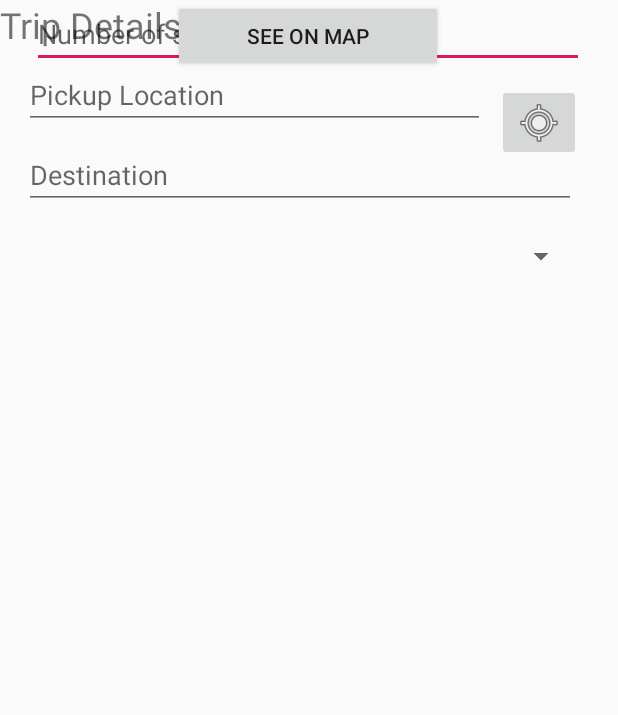
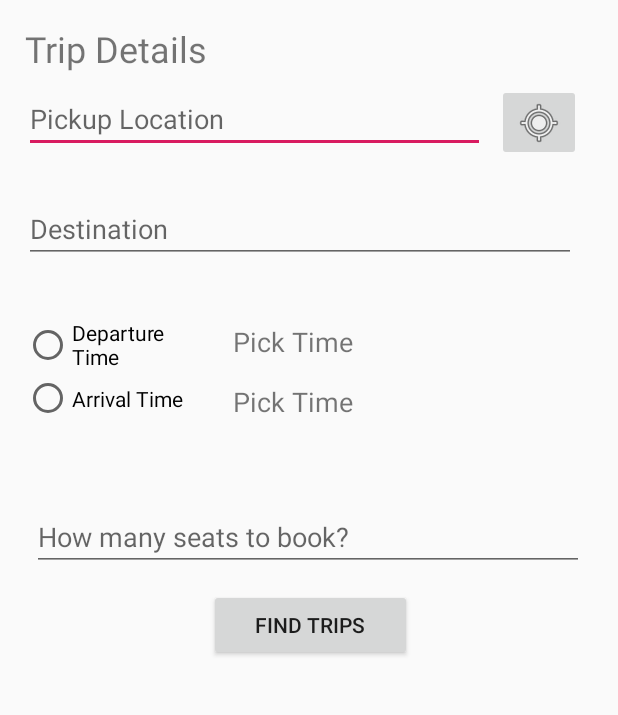
Before and after one commit to ekingjones/COMP2160_RideSharing, an Android app: the screen it shows after launch (FindRideActivity), on a phone screen of 412 x 824 dp, the part 84-799 px from its top. Run offline under Robolectric (Android 15) with nearby library versions, the phone set to English and light mode, and no system bars.

Commit message:
Added Firebase Firestore database functionality for adding new trips. Various layout fixes

```diff
--- a/app/src/main/java/com/comp2160/robot/comp2160_ridesharing/DriverStartActivity.java
+++ b/app/src/main/java/com/comp2160/robot/comp2160_ridesharing/DriverStartActivity.java
@@ -3,6 +3,7 @@ package com.comp2160.robot.comp2160_ridesharing;
 import android.app.Dialog;
 import android.app.TimePickerDialog;
 import android.content.Intent;
+import android.support.annotation.NonNull;
 import android.support.design.widget.NavigationView;
 import android.support.v4.app.DialogFragment;
 import android.support.v4.view.GravityCompat;
@@ -12,21 +13,46 @@ import android.support.v7.app.AppCompatActivity;
 import android.os.Bundle;
 import android.support.v7.widget.Toolbar;
 import android.text.format.DateFormat;
+import android.util.Log;
 import android.view.MenuItem;
 import android.view.View;
 import android.widget.TextView;
 import android.widget.TimePicker;
 import android.widget.Toast;
 
+import com.google.android.gms.tasks.OnFailureListener;
+import com.google.android.gms.tasks.OnSuccessListener;
+import com.google.firebase.firestore.DocumentReference;
+import com.google.firebase.firestore.FirebaseFirestore;
+import com.google.firebase.firestore.GeoPoint;
+
 import java.sql.Driver;
+import java.sql.Time;
 import java.util.Calendar;
+import java.util.Date;
+import java.util.HashMap;
+import java.util.Map;
 
 public class DriverStartActivity extends AppCompatActivity {
+    // tags
+    public static final String mTAG = "COMP2160";
+    // cloud vars
+    FirebaseFirestore db = FirebaseFirestore.getInstance();
+
     // main component variables
     private DrawerLayout mDrawerLayout;
 
-    // text view variables
-    private TextView depatTime;
+    // trip param variables
+    private Time depatTime;
+    private Date departDate;
+    private String startLocation;
+    private String endLocation;
+
+    // car data variables
+    private String carModel;
+    private int numOfSeats;
+
+
 
     @Override
     protected void onCreate(Bundle savedInstanceState) {
@@ -111,5 +137,44 @@ public class DriverStartActivity extends AppCompatActivity {
         Toast.makeText(this, test, Toast.LENGTH_LONG).show();
     }
 
+    // updates data from user entries and assigns to global vars for easy access
+    public void getData(){
+        TextView startLocal = (TextView) (findViewById(R.id.startingLocation));
+        TextView endLocal = (TextView) findViewById(R.id.destLocation);
+        startLocation = startLocal.getText().toString();
+        endLocation = endLocal.getText().toString();
+    }
+
+
+    // method to get all data from trip to upload to firestore db
+    public void sendData(View v){
+        // calls getData method to update the trip info before submitting
+        getData();
+
+        // gets the collection of available trips for cloud
+        Map<String, Object> avail_trips = new HashMap<>();
+
+        // gets user entry data and submits to available trips database
+        avail_trips.put("depart_local", startLocation);
+        avail_trips.put("dest_local", endLocation);
+
+        // listeners for success and fail
+        db.collection("avail_trips")
+                .add(avail_trips)
+                .addOnSuccessListener(new OnSuccessListener<DocumentReference>() {
+                    @Override
+                    public void onSuccess(DocumentReference documentReference) {
+                        Log.d(mTAG, "DocumentSnapshot written with ID: " + documentReference.getId());
+                    }
+                })
+                .addOnFailureListener(new OnFailureListener() {
+                    @Override
+                    public void onFailure(@NonNull Exception e) {
+                        Log.w(mTAG, "Error adding document", e);
+                    }
+                });
+
+    }
+
 
 }
--- a/app/src/main/res/layout/activity_driver_start.xml
+++ b/app/src/main/res/layout/activity_driver_start.xml
@@ -62,7 +62,7 @@
                     android:layout_marginTop="15dp"
                     android:layout_marginEnd="65dp"
                     android:clickable="true"
-                    android:onClick=""
+                    android:onClick="showTimePickerFragment"
                     android:text="Arrive Time"
                     android:textSize="18sp"
                     app:layout_constraintEnd_toEndOf="parent"
@@ -78,7 +78,7 @@
                     android:layout_marginTop="15dp"
                     android:layout_marginEnd="8dp"
                     android:clickable="true"
-                    android:onClick=""
+                    android:onClick="showTimePickerFragment"
                     android:text="Arrival Time"
                     android:textSize="18sp"
                     app:layout_constraintEnd_toStartOf="@+id/departDate"
@@ -251,6 +251,7 @@
                     android:layout_marginStart="23dp"
                     android:layout_marginEnd="25dp"
                     android:layout_marginBottom="12dp"
+                    android:onClick="sendData"
                     android:text="Start"
                     app:layout_constraintBottom_toBottomOf="parent"
                     app:layout_constraintEnd_toEndOf="parent"
--- a/app/src/main/res/layout/activity_find_ride.xml
+++ b/app/src/main/res/layout/activity_find_ride.xml
@@ -37,33 +37,41 @@
                     android:layout_width="368dp"
                     android:layout_height="wrap_content"
                     android:layout_marginStart="21dp"
+                    android:layout_marginTop="160dp"
                     android:layout_marginEnd="21dp"
                     android:ems="10"
-                    android:hint="Number of seats"
+                    android:hint="How many seats to book?"
                     android:inputType="number"
                     app:layout_constraintEnd_toEndOf="parent"
                     app:layout_constraintHorizontal_bias="0.0"
                     app:layout_constraintStart_toStartOf="parent"
-                    tools:layout_editor_absoluteY="332dp" />
+                    app:layout_constraintTop_toBottomOf="@+id/DestLocation" />
 
                 <TextView
                     android:id="@+id/tripDetailsTextView3"
                     android:layout_width="wrap_content"
                     android:layout_height="wrap_content"
+                    android:layout_marginStart="16dp"
+                    android:layout_marginTop="16dp"
+                    android:layout_marginEnd="274dp"
                     android:text="Trip Details"
                     android:textSize="24sp"
-                    tools:layout_editor_absoluteX="16dp"
-                    tools:layout_editor_absoluteY="16dp" />
+                    app:layout_constraintEnd_toEndOf="parent"
+                    app:layout_constraintStart_toStartOf="parent"
+                    app:layout_constraintTop_toTopOf="parent" />
 
                 <EditText
                     android:id="@+id/DestLocation"
                     android:layout_width="368dp"
                     android:layout_height="wrap_content"
                     android:layout_marginStart="16dp"
-                    android:layout_marginTop="8dp"
+                    android:layout_marginTop="28dp"
+                    android:layout_marginEnd="27dp"
                     android:ems="10"
                     android:hint="Destination"
                     android:inputType="textPersonName"
+                    app:layout_constraintEnd_toEndOf="parent"
+                    app:layout_constraintHorizontal_bias="0.0"
                     app:layout_constraintStart_toStartOf="parent"
                     app:layout_constraintTop_toBottomOf="@+id/pickupLocation" />
 
@@ -79,18 +87,6 @@
                     app:layout_constraintStart_toStartOf="parent"
                     app:layout_constraintTop_toBottomOf="@+id/tripDetailsTextView3" />
 
-                <Button
-                    android:id="@+id/button2"
-                    android:layout_width="180dp"
-                    android:layout_height="wrap_content"
-                    android:layout_marginStart="115dp"
-                    android:layout_marginEnd="116dp"
-                    android:text="See On Map"
-                    app:layout_constraintEnd_toEndOf="parent"
-                    app:layout_constraintHorizontal_bias="0.0"
-                    app:layout_constraintStart_toStartOf="parent"
-                    tools:layout_editor_absoluteY="397dp" />
-
                 <ImageButton
                     android:id="@+id/imageButton"
                     android:layout_width="wrap_content"
@@ -101,16 +97,72 @@
                     app:layout_constraintTop_toTopOf="parent"
                     app:srcCompat="@android:drawable/ic_menu_mylocation" />
 
-                <Spinner
-                    android:id="@+id/spinner"
-                    android:layout_width="368dp"
-                    android:layout_height="47dp"
+                <RadioGroup
+                    android:id="@+id/radioGroup"
+                    android:layout_width="123dp"
+                    android:layout_height="71dp"
                     android:layout_marginStart="16dp"
-                    android:layout_marginTop="8dp"
-                    android:layout_marginEnd="27dp"
+                    android:layout_marginTop="36dp"
+                    android:layout_marginEnd="8dp"
                     app:layout_constraintEnd_toEndOf="parent"
+                    app:layout_constraintHorizontal_bias="0.0"
                     app:layout_constraintStart_toStartOf="parent"
+                    app:layout_constraintTop_toBottomOf="@+id/DestLocation">
+
+                    <RadioButton
+                        android:id="@+id/departButton"
+                        android:layout_width="match_parent"
+                        android:layout_height="wrap_content"
+                        android:layout_weight="1"
+                        android:text="Departure Time" />
+
+                    <RadioButton
+                        android:id="@+id/arrivalTime"
+                        android:layout_width="match_parent"
+                        android:layout_height="wrap_content"
+                        android:layout_weight="1"
+                        android:text="Arrival Time" />
+                </RadioGroup>
+
+                <TextView
+                    android:id="@+id/pickDepartTime"
+                    android:layout_width="wrap_content"
+                    android:layout_height="wrap_content"
+                    android:layout_marginStart="16dp"
+                    android:layout_marginTop="40dp"
+                    android:layout_marginEnd="177dp"
+                    android:text="Pick Time"
+                    android:textSize="18sp"
+                    app:layout_constraintEnd_toEndOf="parent"
+                    app:layout_constraintHorizontal_bias="0.0"
+                    app:layout_constraintStart_toEndOf="@+id/radioGroup"
                     app:layout_constraintTop_toBottomOf="@+id/DestLocation" />
+
+                <TextView
+                    android:id="@+id/pickArrivalTime"
+                    android:layout_width="wrap_content"
+                    android:layout_height="wrap_content"
+                    android:layout_marginStart="16dp"
+                    android:layout_marginTop="80dp"
+                    android:layout_marginEnd="177dp"
+                    android:text="Pick Time"
+                    android:textSize="18sp"
+                    app:layout_constraintEnd_toEndOf="parent"
+                    app:layout_constraintHorizontal_bias="0.0"
+                    app:layout_constraintStart_toEndOf="@+id/radioGroup"
+                    app:layout_constraintTop_toBottomOf="@+id/DestLocation" />
+
+                <Button
+                    android:id="@+id/findTripButton"
+                    android:layout_width="135dp"
+                    android:layout_height="wrap_content"
+                    android:layout_marginStart="139dp"
+                    android:layout_marginEnd="137dp"
+                    android:layout_marginBottom="163dp"
+                    android:text="Find Trips"
+                    app:layout_constraintBottom_toBottomOf="parent"
+                    app:layout_constraintEnd_toEndOf="parent"
+                    app:layout_constraintStart_toStartOf="parent" />
 
             </android.support.constraint.ConstraintLayout>
         </android.support.v4.widget.NestedScrollView>
```
